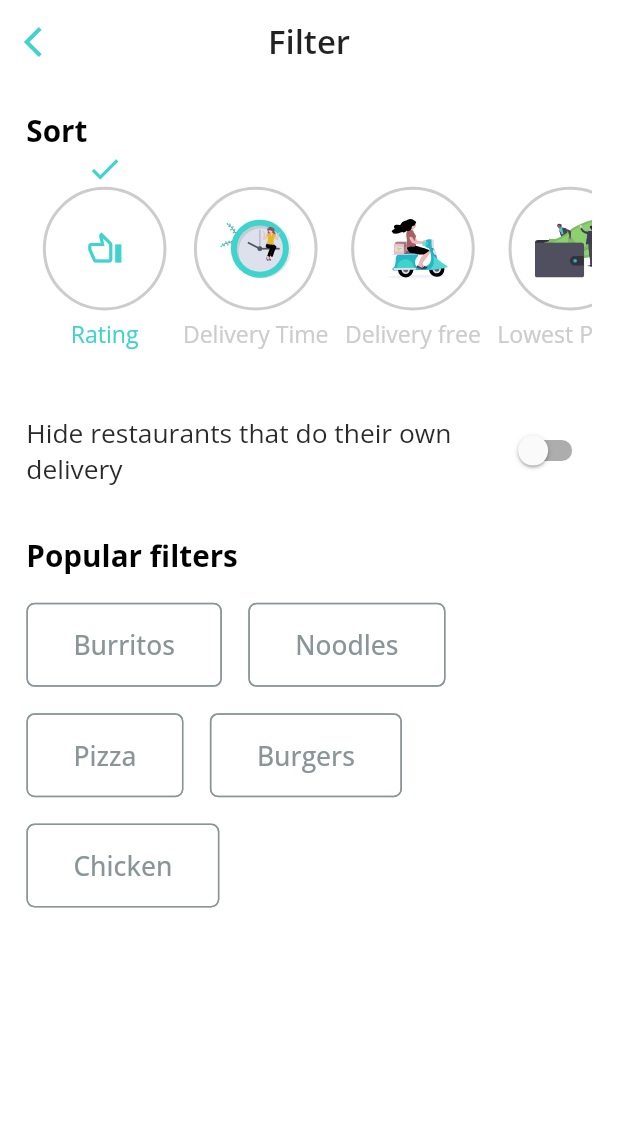
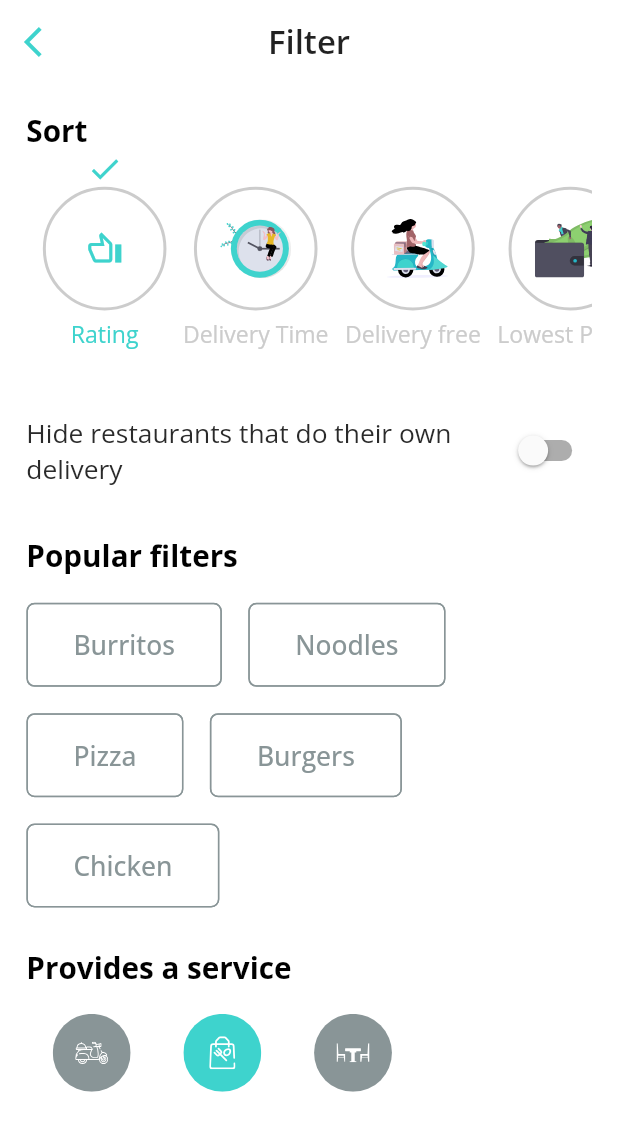
Before and after one commit to AbdalazizAbdallah/customer_app, a Flutter app: the FilterScreen screen opened by its route, on a phone screen of 412 x 824 dp. Shown: the top 1131 px of the screen. Run offline on Flutter 3.47's test engine with Material 2 defaults, Android fonts, the phone set to English and light mode, and no system bars; our stand-ins replace badges, dio, flutter_dotenv, flutter_expandable_fab, flutter_screenutil, flutter_svg and 5 more.

Commit message:
feat(filter screen): create provide service filter

```diff
--- a/lib/core/localizations/ar.dart
+++ b/lib/core/localizations/ar.dart
@@ -11,4 +11,5 @@ Map<String, String> arEg = {
   'delivery_time': 'ديليفري وقت',
   'rating': 'تقييم',
   'popular_filters': 'التصفيات الشائعة',
+  'provides_service': 'الخدمات الموفرة',
 };
--- a/lib/core/localizations/en.dart
+++ b/lib/core/localizations/en.dart
@@ -11,4 +11,5 @@ Map<String, String> enUs = {
   'delivery_time': 'Delivery Time',
   'rating': 'Rating',
   'popular_filters': 'Popular filters',
+  'provides_service': 'Provides a service',
 };
--- a/lib/ui/pages/filter_screen/screens/filter_screen.dart
+++ b/lib/ui/pages/filter_screen/screens/filter_screen.dart
@@ -7,6 +7,7 @@ import 'package:customer_app/core/constants/styles_app.dart';
 import 'package:customer_app/ui/pages/filter_screen/contollers/filter_type_contollers.dart';
 import 'package:customer_app/ui/pages/filter_screen/widgets/chip_popular_filter_widget.dart';
 import 'package:customer_app/ui/pages/filter_screen/widgets/filter_type_widget.dart';
+import 'package:customer_app/ui/pages/filter_screen/widgets/provide_service_filter_widget.dart';
 import 'package:flutter/material.dart';
 import 'package:flutter_svg/flutter_svg.dart';
 import 'package:get/get.dart';
@@ -20,7 +21,8 @@ class FilterScreen extends StatelessWidget {
   Widget build(BuildContext context) {
     return Scaffold(
       appBar: getAppBar(title: 'filter'.tr),
-      body: Padding(
+      body: SingleChildScrollView(
+        child: Padding(
           padding: EdgeInsets.all(SizesApp.r16),
           child: Column(
             crossAxisAlignment: CrossAxisAlignment.start,
@@ -43,13 +45,14 @@ class FilterScreen extends StatelessWidget {
                       itemCount: filterTypeController.sortFilterNames.length,
                       itemBuilder: (context, index) {
                         return FilterTypeWidget(
-                        titleType: filterTypeController.sortFilterNames[index],
-                        colorText:
-                            filterTypeController.sortFilterNamesSelected[index]
+                          titleType:
+                              filterTypeController.sortFilterNames[index],
+                          colorText: filterTypeController
+                                  .sortFilterNamesSelected[index]
                               ? ColorsApp.primary
                               : ColorsApp.greyLight,
-                        visiable:
-                            filterTypeController.sortFilterNamesSelected[index],
+                          visiable: filterTypeController
+                              .sortFilterNamesSelected[index],
                           widget: getWidget(index),
                           onTap: () {
                             filterTypeController.setSelectedFilter(index);
@@ -119,8 +122,48 @@ class FilterScreen extends StatelessWidget {
                     ],
                   );
                 },
+              ),
+              SizedBox(
+                height: SizesApp.r24,
+              ),
+              Text(
+                'provides_service'.tr,
+                style: StylesApp.headline7.copyWith(
+                  color: ColorsApp.black,
+                  fontWeight: FontWeight.bold,
+                ),
+              ),
+              Row(
+                children: [
+                  Wrap(
+                    children: [
+                      Padding(
+                        padding: EdgeInsets.all(SizesApp.r16),
+                        child: const ProvideServiceFilterWidget(
+                          imagePath: ImagesApp.deliveryTypePath,
+                          selected: false,
+                        ),
+                      ),
+                      Padding(
+                        padding: EdgeInsets.all(SizesApp.r16),
+                        child: const ProvideServiceFilterWidget(
+                          imagePath: ImagesApp.pickupTypePath,
+                          selected: true,
+                        ),
+                      ),
+                      Padding(
+                        padding: EdgeInsets.all(SizesApp.r16),
+                        child: const ProvideServiceFilterWidget(
+                          imagePath: ImagesApp.tablesTypePath,
+                          selected: false,
+                        ),
+                      ),
+                    ],
+                  ),
+                ],
               )
             ],
+          ),
         ),
       ),
     );
--- a/lib/ui/pages/filter_screen/widgets/chip_popular_filter_widget.dart
+++ b/lib/ui/pages/filter_screen/widgets/chip_popular_filter_widget.dart
@@ -19,7 +19,8 @@ class ChipPopularFilterWidget extends StatelessWidget {
   Widget build(BuildContext context) {
     return Padding(
       padding: EdgeInsetsDirectional.only(end: SizesApp.r16, top: SizesApp.r16),
-      child: ChoiceChip(
+      child: FilterChip(
+        showCheckmark: false,
         label: Text(
           stringFilter,
           style: StylesApp.body1.copyWith(
--- /dev/null
+++ b/lib/ui/pages/filter_screen/widgets/provide_service_filter_widget.dart
@@ -0,0 +1,38 @@
+import 'package:customer_app/core/constants/colors_app.dart';
+import 'package:customer_app/core/constants/sizes_app.dart';
+import 'package:flutter/material.dart';
+import 'package:flutter_svg/flutter_svg.dart';
+
+class ProvideServiceFilterWidget extends StatelessWidget {
+  const ProvideServiceFilterWidget({
+    Key? key,
+    required this.selected,
+    required this.imagePath,
+  }) : super(key: key);
+
+  final bool selected;
+  final String imagePath;
+
+  @override
+  Widget build(BuildContext context) {
+    return RawChip(
+      selectedColor: ColorsApp.primary,
+      shape: RoundedRectangleBorder(
+        borderRadius: BorderRadius.circular(SizesApp.r80),
+      ),
+      selected: selected,
+      showCheckmark: false,
+      labelPadding: EdgeInsets.zero,
+      backgroundColor: ColorsApp.grey,
+      label: Padding(
+        padding: EdgeInsets.all(SizesApp.r10),
+        child: SvgPicture.asset(
+          imagePath,
+          color: ColorsApp.white,
+          height: SizesApp.r20,
+          width: SizesApp.r20,
+        ),
+      ),
+    );
+  }
+}
```
Lines whose indentation alone changed are shown as unchanged.
